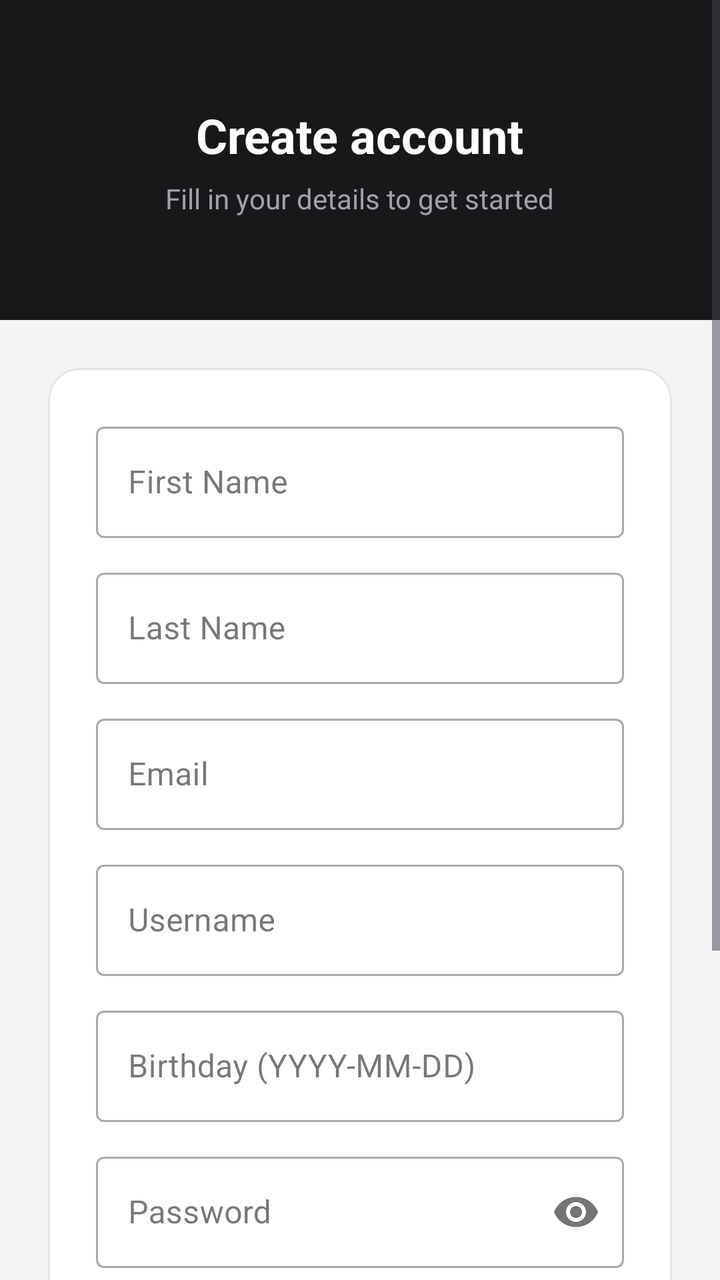
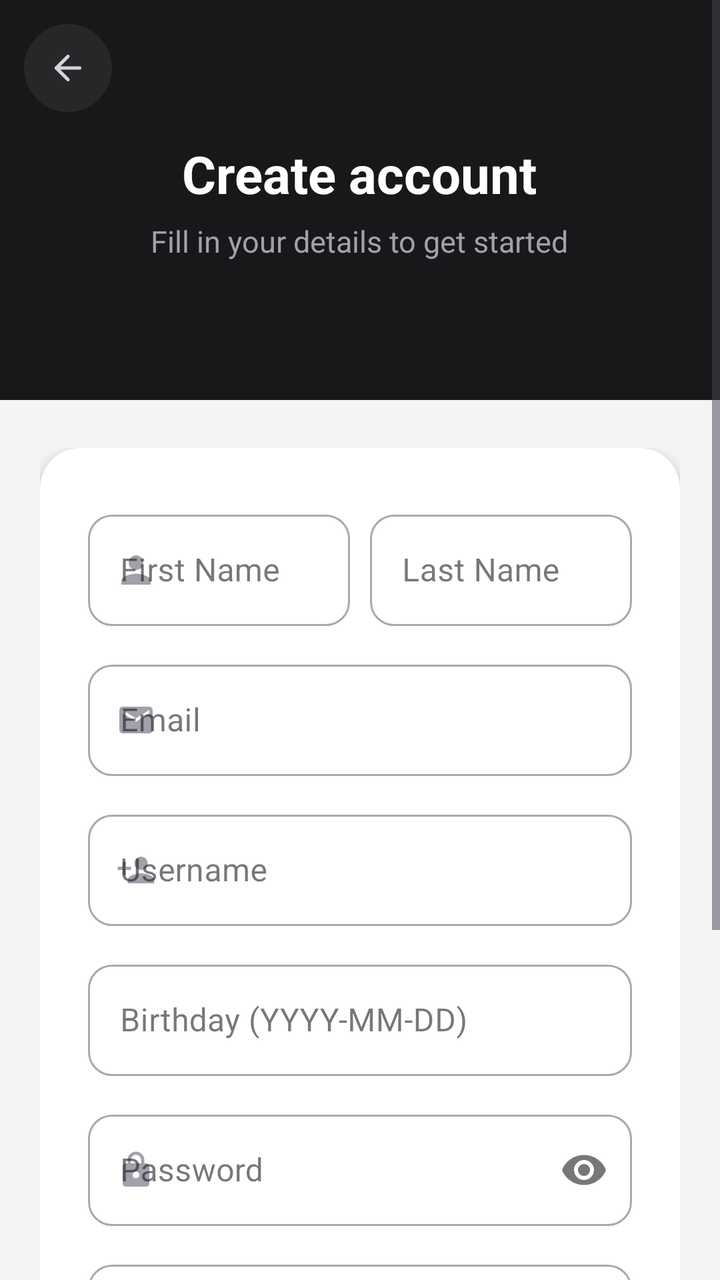

Compare the two renders of this Android layout. The source of the first and the diff that turns it into the second are given below.
<!-- AndroidManifest.xml: application theme Theme.LoanBuddy -->
<!-- res/layout/activity_register.xml -->
<?xml version="1.0" encoding="utf-8"?>
<ScrollView xmlns:android="http://schemas.android.com/apk/res/android"
    xmlns:app="http://schemas.android.com/apk/res-auto"
    android:id="@+id/register_container"
    android:layout_width="match_parent"
    android:layout_height="match_parent"
    android:background="@color/bg_page"
    android:fillViewport="true">

    <LinearLayout
        android:layout_width="match_parent"
        android:layout_height="wrap_content"
        android:orientation="vertical">

        
        <LinearLayout
            android:layout_width="match_parent"
            android:layout_height="160dp"
            android:background="@color/zinc_900"
            android:gravity="center"
            android:orientation="vertical"
            android:paddingHorizontal="24dp">

            <TextView
                android:layout_width="wrap_content"
                android:layout_height="wrap_content"
                android:text="@string/register_title"
                android:textColor="@color/white"
                android:textSize="24sp"
                android:textStyle="bold" />

            <TextView
                android:layout_width="wrap_content"
                android:layout_height="wrap_content"
                android:layout_marginTop="6dp"
                android:text="@string/register_subtitle"
                android:textColor="@color/zinc_400"
                android:textSize="14sp" />
        </LinearLayout>

        
        <LinearLayout
            android:layout_width="match_parent"
            android:layout_height="wrap_content"
            android:orientation="vertical"
            android:padding="24dp">

            <com.google.android.material.card.MaterialCardView
                android:layout_width="match_parent"
                android:layout_height="wrap_content"
                app:cardBackgroundColor="@color/bg_card"
                app:cardCornerRadius="16dp"
                app:cardElevation="0dp"
                app:strokeColor="@color/zinc_200"
                app:strokeWidth="1dp">

                <LinearLayout
                    android:layout_width="match_parent"
                    android:layout_height="wrap_content"
                    android:orientation="vertical"
                    android:padding="24dp">

                    <com.google.android.material.textfield.TextInputLayout
                        android:layout_width="match_parent"
                        android:layout_height="wrap_content"
                        style="@style/Widget.MaterialComponents.TextInputLayout.OutlinedBox">
                        <com.google.android.material.textfield.TextInputEditText
                            android:id="@+id/first_name_input"
                            android:layout_width="match_parent"
                            android:layout_height="wrap_content"
                            android:hint="@string/first_name_hint"
                            android:inputType="textPersonName" />
                    </com.google.android.material.textfield.TextInputLayout>

                    <com.google.android.material.textfield.TextInputLayout
                        android:layout_width="match_parent"
                        android:layout_height="wrap_content"
                        android:layout_marginTop="12dp"
                        style="@style/Widget.MaterialComponents.TextInputLayout.OutlinedBox">
                        <com.google.android.material.textfield.TextInputEditText
                            android:id="@+id/last_name_input"
                            android:layout_width="match_parent"
                            android:layout_height="wrap_content"
                            android:hint="@string/last_name_hint"
                            android:inputType="textPersonName" />
                    </com.google.android.material.textfield.TextInputLayout>

                    <com.google.android.material.textfield.TextInputLayout
                        android:layout_width="match_parent"
                        android:layout_height="wrap_content"
                        android:layout_marginTop="12dp"
                        style="@style/Widget.MaterialComponents.TextInputLayout.OutlinedBox">
                        <com.google.android.material.textfield.TextInputEditText
                            android:id="@+id/email_input"
                            android:layout_width="match_parent"
                            android:layout_height="wrap_content"
                            android:hint="@string/email_hint"
                            android:inputType="textEmailAddress" />
                    </com.google.android.material.textfield.TextInputLayout>

                    <com.google.android.material.textfield.TextInputLayout
                        android:layout_width="match_parent"
                        android:layout_height="wrap_content"
                        android:layout_marginTop="12dp"
                        style="@style/Widget.MaterialComponents.TextInputLayout.OutlinedBox">
                        <com.google.android.material.textfield.TextInputEditText
                            android:id="@+id/username_input"
                            android:layout_width="match_parent"
                            android:layout_height="wrap_content"
                            android:hint="@string/username_hint"
                            android:inputType="text" />
                    </com.google.android.material.textfield.TextInputLayout>

                    <com.google.android.material.textfield.TextInputLayout
                        android:layout_width="match_parent"
                        android:layout_height="wrap_content"
                        android:layout_marginTop="12dp"
                        style="@style/Widget.MaterialComponents.TextInputLayout.OutlinedBox">
                        <com.google.android.material.textfield.TextInputEditText
                            android:id="@+id/birthday_input"
                            android:layout_width="match_parent"
                            android:layout_height="wrap_content"
                            android:hint="@string/birthday_hint"
                            android:inputType="date" />
                    </com.google.android.material.textfield.TextInputLayout>

                    <com.google.android.material.textfield.TextInputLayout
                        android:layout_width="match_parent"
                        android:layout_height="wrap_content"
                        android:layout_marginTop="12dp"
                        style="@style/Widget.MaterialComponents.TextInputLayout.OutlinedBox"
                        app:passwordToggleEnabled="true">
                        <com.google.android.material.textfield.TextInputEditText
                            android:id="@+id/password_input"
                            android:layout_width="match_parent"
                            android:layout_height="wrap_content"
                            android:hint="@string/password_hint"
                            android:inputType="textPassword" />
                    </com.google.android.material.textfield.TextInputLayout>

                    <com.google.android.material.textfield.TextInputLayout
                        android:layout_width="match_parent"
                        android:layout_height="wrap_content"
                        android:layout_marginTop="12dp"
                        style="@style/Widget.MaterialComponents.TextInputLayout.OutlinedBox"
                        app:passwordToggleEnabled="true">
                        <com.google.android.material.textfield.TextInputEditText
                            android:id="@+id/confirm_password_input"
                            android:layout_width="match_parent"
                            android:layout_height="wrap_content"
                            android:hint="@string/confirm_password_hint"
                            android:inputType="textPassword" />
                    </com.google.android.material.textfield.TextInputLayout>

                    <ProgressBar
                        android:id="@+id/progress_bar"
                        android:layout_width="wrap_content"
                        android:layout_height="wrap_content"
                        android:layout_gravity="center"
                        android:layout_marginTop="12dp"
                        android:visibility="gone" />

                    <Button
                        android:id="@+id/register_button"
                        android:layout_width="match_parent"
                        android:layout_height="52dp"
                        android:layout_marginTop="16dp"
                        android:backgroundTint="@color/zinc_900"
                        android:text="@string/register_button"
                        android:textColor="@color/white"
                        android:textSize="15sp"
                        android:textStyle="bold" />

                    <TextView
                        android:id="@+id/login_link"
                        android:layout_width="wrap_content"
                        android:layout_height="wrap_content"
                        android:layout_gravity="center"
                        android:layout_marginTop="20dp"
                        android:text="@string/have_account_login"
                        android:textSize="14sp"
                        android:textColor="@color/zinc_700" />

                </LinearLayout>
            </com.google.android.material.card.MaterialCardView>

        </LinearLayout>
    </LinearLayout>
</ScrollView>
<!-- resources referenced by this layout -->
<resources>
  <color name="bg_card">#FFFFFF</color>
  <color name="bg_page">#F4F4F5</color>
  <color name="white">#FFFFFFFF</color>
  <color name="zinc_200">#E4E4E7</color>
  <color name="zinc_400">#A1A1AA</color>
  <color name="zinc_700">#3F3F46</color>
  <color name="zinc_900">#18181B</color>
  <string name="email_hint">Email</string>
  <string name="password_hint">Password</string>
  <string name="username_hint">Username</string>
  <!-- unchanged entries left out for length: 10 -->
</resources>

<!-- the commit's change to res/layout/activity_register.xml (unified diff, before → after) -->
@@ -4,7 +4,7 @@
     android:id="@+id/register_container"
     android:layout_width="match_parent"
     android:layout_height="match_parent"
-    android:background="@color/bg_page"
+    android:background="@color/zinc_100"
     android:fillViewport="true">
 
     <LinearLayout
@@ -13,163 +13,255 @@
         android:orientation="vertical">
 
         
-        <LinearLayout
+        <FrameLayout
             android:layout_width="match_parent"
-            android:layout_height="160dp"
-            android:background="@color/zinc_900"
-            android:gravity="center"
-            android:orientation="vertical"
-            android:paddingHorizontal="24dp">
-
-            <TextView
-                android:layout_width="wrap_content"
-                android:layout_height="wrap_content"
-                android:text="@string/register_title"
-                android:textColor="@color/white"
-                android:textSize="24sp"
-                android:textStyle="bold" />
-
-            <TextView
-                android:layout_width="wrap_content"
-                android:layout_height="wrap_content"
-                android:layout_marginTop="6dp"
-                android:text="@string/register_subtitle"
-                android:textColor="@color/zinc_400"
-                android:textSize="14sp" />
-        </LinearLayout>
+            android:layout_height="200dp"
+            android:background="@color/zinc_900">
+
+            <ImageButton
+                android:id="@+id/back_button"
+                android:layout_width="44dp"
+                android:layout_height="44dp"
+                android:layout_gravity="start|top"
+                android:layout_margin="12dp"
+                android:background="@drawable/bg_logo_circle"
+                android:src="@drawable/ic_arrow_left"
+                android:tint="@color/zinc_300"
+                android:contentDescription="Back" />
+
+            <LinearLayout
+                android:layout_width="match_parent"
+                android:layout_height="match_parent"
+                android:gravity="center"
+                android:orientation="vertical"
+                android:paddingHorizontal="32dp">
+
+                <TextView
+                    android:layout_width="wrap_content"
+                    android:layout_height="wrap_content"
+                    android:text="@string/register_title"
+                    android:textColor="@color/white"
+                    android:textSize="26sp"
+                    android:textStyle="bold" />
+
+                <TextView
+                    android:layout_width="wrap_content"
+                    android:layout_height="wrap_content"
+                    android:layout_marginTop="6dp"
+                    android:text="@string/register_subtitle"
+                    android:textColor="@color/zinc_400"
+                    android:textSize="15sp" />
+
+            </LinearLayout>
+        </FrameLayout>
 
         
         <LinearLayout
             android:layout_width="match_parent"
             android:layout_height="wrap_content"
             android:orientation="vertical"
-            android:padding="24dp">
+            android:paddingHorizontal="20dp"
+            android:paddingTop="24dp"
+            android:paddingBottom="40dp">
 
             <com.google.android.material.card.MaterialCardView
                 android:layout_width="match_parent"
                 android:layout_height="wrap_content"
-                app:cardBackgroundColor="@color/bg_card"
-                app:cardCornerRadius="16dp"
-                app:cardElevation="0dp"
-                app:strokeColor="@color/zinc_200"
-                app:strokeWidth="1dp">
+                app:cardBackgroundColor="@color/white"
+                app:cardCornerRadius="20dp"
+                app:cardElevation="4dp"
+                app:strokeWidth="0dp">
 
                 <LinearLayout
                     android:layout_width="match_parent"
                     android:layout_height="wrap_content"
                     android:orientation="vertical"
-                    android:padding="24dp">
-
-                    <com.google.android.material.textfield.TextInputLayout
-                        android:layout_width="match_parent"
-                        android:layout_height="wrap_content"
-                        style="@style/Widget.MaterialComponents.TextInputLayout.OutlinedBox">
-                        <com.google.android.material.textfield.TextInputEditText
-                            android:id="@+id/first_name_input"
-                            android:layout_width="match_parent"
-                            android:layout_height="wrap_content"
-                            android:hint="@string/first_name_hint"
-                            android:inputType="textPersonName" />
-                    </com.google.android.material.textfield.TextInputLayout>
-
-                    <com.google.android.material.textfield.TextInputLayout
-                        android:layout_width="match_parent"
-                        android:layout_height="wrap_content"
-                        android:layout_marginTop="12dp"
-                        style="@style/Widget.MaterialComponents.TextInputLayout.OutlinedBox">
-                        <com.google.android.material.textfield.TextInputEditText
-                            android:id="@+id/last_name_input"
-                            android:layout_width="match_parent"
-                            android:layout_height="wrap_content"
-                            android:hint="@string/last_name_hint"
-                            android:inputType="textPersonName" />
-                    </com.google.android.material.textfield.TextInputLayout>
-
-                    <com.google.android.material.textfield.TextInputLayout
-                        android:layout_width="match_parent"
-                        android:layout_height="wrap_content"
-                        android:layout_marginTop="12dp"
-                        style="@style/Widget.MaterialComponents.TextInputLayout.OutlinedBox">
+                    android:paddingHorizontal="24dp"
+                    android:paddingTop="28dp"
+                    android:paddingBottom="24dp">
+
+                    
+                    <LinearLayout
+                        android:layout_width="match_parent"
+                        android:layout_height="wrap_content"
+                        android:orientation="horizontal">
+
+                        <com.google.android.material.textfield.TextInputLayout
+                            android:layout_width="0dp"
+                            android:layout_height="wrap_content"
+                            android:layout_weight="1"
+                            style="@style/Widget.MaterialComponents.TextInputLayout.OutlinedBox"
+                            app:startIconDrawable="@drawable/ic_user"
+                            app:startIconTint="@color/zinc_400"
+                            app:boxCornerRadiusTopStart="12dp"
+                            app:boxCornerRadiusTopEnd="12dp"
+                            app:boxCornerRadiusBottomStart="12dp"
+                            app:boxCornerRadiusBottomEnd="12dp">
+                            <com.google.android.material.textfield.TextInputEditText
+                                android:id="@+id/first_name_input"
+                                android:layout_width="match_parent"
+                                android:layout_height="wrap_content"
+                                android:hint="@string/first_name_hint"
+                                android:inputType="textPersonName"
+                                android:imeOptions="actionNext"
+                                android:singleLine="true" />
+                        </com.google.android.material.textfield.TextInputLayout>
+
+                        <com.google.android.material.textfield.TextInputLayout
+                            android:layout_width="0dp"
+                            android:layout_height="wrap_content"
+                            android:layout_weight="1"
+                            android:layout_marginStart="10dp"
+                            style="@style/Widget.MaterialComponents.TextInputLayout.OutlinedBox"
+                            app:boxCornerRadiusTopStart="12dp"
+                            app:boxCornerRadiusTopEnd="12dp"
+                            app:boxCornerRadiusBottomStart="12dp"
+                            app:boxCornerRadiusBottomEnd="12dp">
+                            <com.google.android.material.textfield.TextInputEditText
+                                android:id="@+id/last_name_input"
+                                android:layout_width="match_parent"
+                                android:layout_height="wrap_content"
+                                android:hint="@string/last_name_hint"
+                                android:inputType="textPersonName"
+                                android:imeOptions="actionNext"
+                                android:singleLine="true" />
+                        </com.google.android.material.textfield.TextInputLayout>
+
+                    </LinearLayout>
+
+                    
+                    <com.google.android.material.textfield.TextInputLayout
+                        android:layout_width="match_parent"
+                        android:layout_height="wrap_content"
+                        android:layout_marginTop="14dp"
+                        style="@style/Widget.MaterialComponents.TextInputLayout.OutlinedBox"
+                        app:startIconDrawable="@drawable/ic_email"
+                        app:startIconTint="@color/zinc_400"
+                        app:boxCornerRadiusTopStart="12dp"
+                        app:boxCornerRadiusTopEnd="12dp"
+                        app:boxCornerRadiusBottomStart="12dp"
+                        app:boxCornerRadiusBottomEnd="12dp">
                         <com.google.android.material.textfield.TextInputEditText
                             android:id="@+id/email_input"
                             android:layout_width="match_parent"
                             android:layout_height="wrap_content"
                             android:hint="@string/email_hint"
-                            android:inputType="textEmailAddress" />
-                    </com.google.android.material.textfield.TextInputLayout>
-
-                    <com.google.android.material.textfield.TextInputLayout
-                        android:layout_width="match_parent"
-                        android:layout_height="wrap_content"
-                        android:layout_marginTop="12dp"
-                        style="@style/Widget.MaterialComponents.TextInputLayout.OutlinedBox">
+                            android:inputType="textEmailAddress"
+                            android:imeOptions="actionNext"
+                            android:singleLine="true" />
+                    </com.google.android.material.textfield.TextInputLayout>
+
+                    
+                    <com.google.android.material.textfield.TextInputLayout
+                        android:layout_width="match_parent"
+                        android:layout_height="wrap_content"
+                        android:layout_marginTop="14dp"
+                        style="@style/Widget.MaterialComponents.TextInputLayout.OutlinedBox"
+                        app:startIconDrawable="@drawable/ic_person_add"
+                        app:startIconTint="@color/zinc_400"
+                        app:boxCornerRadiusTopStart="12dp"
+                        app:boxCornerRadiusTopEnd="12dp"
+                        app:boxCornerRadiusBottomStart="12dp"
+                        app:boxCornerRadiusBottomEnd="12dp">
                         <com.google.android.material.textfield.TextInputEditText
                             android:id="@+id/username_input"
                             android:layout_width="match_parent"
                             android:layout_height="wrap_content"
                             android:hint="@string/username_hint"
-                            android:inputType="text" />
-                    </com.google.android.material.textfield.TextInputLayout>
-
-                    <com.google.android.material.textfield.TextInputLayout
-                        android:layout_width="match_parent"
-                        android:layout_height="wrap_content"
-                        android:layout_marginTop="12dp"
-                        style="@style/Widget.MaterialComponents.TextInputLayout.OutlinedBox">
+                            android:inputType="text"
+                            android:imeOptions="actionNext"
+                            android:singleLine="true" />
+                    </com.google.android.material.textfield.TextInputLayout>
+
+                    
+                    <com.google.android.material.textfield.TextInputLayout
+                        android:layout_width="match_parent"
+                        android:layout_height="wrap_content"
+                        android:layout_marginTop="14dp"
+                        style="@style/Widget.MaterialComponents.TextInputLayout.OutlinedBox"
+                        app:boxCornerRadiusTopStart="12dp"
+                        app:boxCornerRadiusTopEnd="12dp"
+                        app:boxCornerRadiusBottomStart="12dp"
+                        app:boxCornerRadiusBottomEnd="12dp">
                         <com.google.android.material.textfield.TextInputEditText
                             android:id="@+id/birthday_input"
                             android:layout_width="match_parent"
                             android:layout_height="wrap_content"
                             android:hint="@string/birthday_hint"
-                            android:inputType="date" />
-                    </com.google.android.material.textfield.TextInputLayout>
-
-                    <com.google.android.material.textfield.TextInputLayout
-                        android:layout_width="match_parent"
-                        android:layout_height="wrap_content"
-                        android:layout_marginTop="12dp"
-                        style="@style/Widget.MaterialComponents.TextInputLayout.OutlinedBox"
-                        app:passwordToggleEnabled="true">
+                            android:inputType="date"
+                            android:imeOptions="actionNext"
+                            android:singleLine="true" />
+                    </com.google.android.material.textfield.TextInputLayout>
+
+                    
+                    <com.google.android.material.textfield.TextInputLayout
+                        android:layout_width="match_parent"
+                        android:layout_height="wrap_content"
+                        android:layout_marginTop="14dp"
+                        style="@style/Widget.MaterialComponents.TextInputLayout.OutlinedBox"
+                        app:startIconDrawable="@drawable/ic_lock"
+                        app:startIconTint="@color/zinc_400"
+                        app:endIconMode="password_toggle"
+                        app:boxCornerRadiusTopStart="12dp"
+                        app:boxCornerRadiusTopEnd="12dp"
+                        app:boxCornerRadiusBottomStart="12dp"
+                        app:boxCornerRadiusBottomEnd="12dp">
                         <com.google.android.material.textfield.TextInputEditText
                             android:id="@+id/password_input"
                             android:layout_width="match_parent"
                             android:layout_height="wrap_content"
                             android:hint="@string/password_hint"
-                            android:inputType="textPassword" />
-                    </com.google.android.material.textfield.TextInputLayout>
-
-                    <com.google.android.material.textfield.TextInputLayout
-                        android:layout_width="match_parent"
-                        android:layout_height="wrap_content"
-                        android:layout_marginTop="12dp"
-                        style="@style/Widget.MaterialComponents.TextInputLayout.OutlinedBox"
-                        app:passwordToggleEnabled="true">
+                            android:inputType="textPassword"
+                            android:imeOptions="actionNext"
+                            android:singleLine="true" />
+                    </com.google.android.material.textfield.TextInputLayout>
+
+                    
+                    <com.google.android.material.textfield.TextInputLayout
+                        android:layout_width="match_parent"
+                        android:layout_height="wrap_content"
+                        android:layout_marginTop="14dp"
+                        style="@style/Widget.MaterialComponents.TextInputLayout.OutlinedBox"
+                        app:startIconDrawable="@drawable/ic_lock"
+                        app:startIconTint="@color/zinc_400"
+                        app:endIconMode="password_toggle"
+                        app:boxCornerRadiusTopStart="12dp"
+                        app:boxCornerRadiusTopEnd="12dp"
+                        app:boxCornerRadiusBottomStart="12dp"
+                        app:boxCornerRadiusBottomEnd="12dp">
                         <com.google.android.material.textfield.TextInputEditText
                             android:id="@+id/confirm_password_input"
                             android:layout_width="match_parent"
                             android:layout_height="wrap_content"
                             android:hint="@string/confirm_password_hint"
-                            android:inputType="textPassword" />
-                    </com.google.android.material.textfield.TextInputLayout>
-
-                    <ProgressBar
-                        android:id="@+id/progress_bar"
-                        android:layout_width="wrap_content"
-                        android:layout_height="wrap_content"
-                        android:layout_gravity="center"
-                        android:layout_marginTop="12dp"
-                        android:visibility="gone" />
-
-                    <Button
-                        android:id="@+id/register_button"
+                            android:inputType="textPassword"
+                            android:imeOptions="actionDone"
+                            android:singleLine="true" />
+                    </com.google.android.material.textfield.TextInputLayout>
+
+                    
+                    <FrameLayout
                         android:layout_width="match_parent"
                         android:layout_height="52dp"
-                        android:layout_marginTop="16dp"
-                        android:backgroundTint="@color/zinc_900"
-                        android:text="@string/register_button"
-                        android:textColor="@color/white"
-                        android:textSize="15sp"
-                        android:textStyle="bold" />
+                        android:layout_marginTop="22dp">
+
+                        <Button
+                            android:id="@+id/register_button"
+                            android:layout_width="match_parent"
+                            android:layout_height="match_parent"
+                            style="@style/Btn.Primary"
+                            android:text="@string/register_button"
+                            android:textSize="15sp" />
+
+                        <ProgressBar
+                            android:id="@+id/progress_bar"
+                            android:layout_width="28dp"
+                            android:layout_height="28dp"
+                            android:layout_gravity="center"
+                            android:visibility="gone"
+                            android:indeterminateTint="@color/white" />
+
+                    </FrameLayout>
 
                     <TextView
                         android:id="@+id/login_link"
@@ -177,9 +269,10 @@
                         android:layout_height="wrap_content"
                         android:layout_gravity="center"
                         android:layout_marginTop="20dp"
+                        android:paddingVertical="8dp"
                         android:text="@string/have_account_login"
                         android:textSize="14sp"
-                        android:textColor="@color/zinc_700" />
+                        android:textColor="@color/zinc_600" />
 
                 </LinearLayout>
             </com.google.android.material.card.MaterialCardView>
<!-- resource entries referenced after the edit -->
@@ -1,15 +1,94 @@
 <!-- resources referenced by this layout -->
 <resources>
-  <color name="bg_card">#FFFFFF</color>
-  <color name="bg_page">#F4F4F5</color>
   <color name="white">#FFFFFFFF</color>
-  <color name="zinc_200">#E4E4E7</color>
+  <color name="zinc_100">#F4F4F5</color>
+  <color name="zinc_300">#D4D4D8</color>
   <color name="zinc_400">#A1A1AA</color>
-  <color name="zinc_700">#3F3F46</color>
+  <color name="zinc_600">#52525B</color>
   <color name="zinc_900">#18181B</color>
+  <!-- drawable bg_logo_circle (drawable) -->
+  <?xml version="1.0" encoding="utf-8"?>
+  <shape xmlns:android="http://schemas.android.com/apk/res/android"
+      android:shape="oval">
+      <solid android:color="#27272A" />
+  </shape>
+  <!-- drawable ic_arrow_left (drawable) -->
+  <?xml version="1.0" encoding="utf-8"?>
+  <vector xmlns:android="http://schemas.android.com/apk/res/android"
+      android:width="20dp"
+      android:height="20dp"
+      android:viewportWidth="24"
+      android:viewportHeight="24">
+      <path
+          android:pathData="M19,12H5"
+          android:strokeWidth="2"
+          android:strokeColor="#18181B"
+          android:strokeLineCap="round"
+          android:strokeLineJoin="round" />
+      <path
+          android:pathData="M12,19L5,12L12,5"
+          android:strokeWidth="2"
+          android:strokeColor="#18181B"
+          android:strokeLineCap="round"
+          android:strokeLineJoin="round" />
+  </vector>
+  <!-- drawable ic_email (drawable) -->
+  <?xml version="1.0" encoding="utf-8"?>
+  <vector xmlns:android="http://schemas.android.com/apk/res/android"
+      android:width="20dp"
+      android:height="20dp"
+      android:viewportWidth="24"
+      android:viewportHeight="24">
+      <path
+          android:pathData="M20,4H4C2.9,4 2.01,4.9 2.01,6L2,18C2,19.1 2.9,20 4,20H20C21.1,20 22,19.1 22,18V6C22,4.9 21.1,4 20,4ZM20,8L12,13L4,8V6L12,11L20,6V8Z"
+          android:fillColor="#71717A" />
+  </vector>
+  <!-- drawable ic_lock (drawable) -->
+  <?xml version="1.0" encoding="utf-8"?>
+  <vector xmlns:android="http://schemas.android.com/apk/res/android"
+      android:width="20dp"
+      android:height="20dp"
+      android:viewportWidth="24"
+      android:viewportHeight="24">
+      <path
+          android:pathData="M18,8H17V6C17,3.24 14.76,1 12,1C9.24,1 7,3.24 7,6V8H6C4.9,8 4,8.9 4,10V20C4,21.1 4.9,22 6,22H18C19.1,22 20,21.1 20,20V10C20,8.9 19.1,8 18,8ZM12,17C10.9,17 10,16.1 10,15C10,13.9 10.9,13 12,13C13.1,13 14,13.9 14,15C14,16.1 13.1,17 12,17ZM15.1,8H8.9V6C8.9,4.29 10.29,2.9 12,2.9C13.71,2.9 15.1,4.29 15.1,6V8Z"
+          android:fillColor="#71717A" />
+  </vector>
+  <!-- drawable ic_person_add (drawable) -->
+  <?xml version="1.0" encoding="utf-8"?>
+  <vector xmlns:android="http://schemas.android.com/apk/res/android"
+      android:width="20dp"
+      android:height="20dp"
+      android:viewportWidth="24"
+      android:viewportHeight="24">
+      <path
+          android:pathData="M15,12C17.21,12 19,10.21 19,8C19,5.79 17.21,4 15,4C12.79,4 11,5.79 11,8C11,10.21 12.79,12 15,12ZM6,10V7H4V10H1V12H4V15H6V12H9V10H6ZM15,14C12.33,14 7,15.34 7,18V20H23V18C23,15.34 17.67,14 15,14Z"
+          android:fillColor="#18181B" />
+  </vector>
+  <!-- drawable ic_user (drawable) -->
+  <?xml version="1.0" encoding="utf-8"?>
+  <vector xmlns:android="http://schemas.android.com/apk/res/android"
+      android:width="22dp"
+      android:height="22dp"
+      android:viewportWidth="24"
+      android:viewportHeight="24">
+      <path
+          android:pathData="M12,12C14.21,12 16,10.21 16,8C16,5.79 14.21,4 12,4C9.79,4 8,5.79 8,8C8,10.21 9.79,12 12,12ZM12,14C9.33,14 4,15.34 4,18V20H20V18C20,15.34 14.67,14 12,14Z"
+          android:fillColor="@color/zinc_500" />
+  </vector>
   <string name="email_hint">Email</string>
   <string name="password_hint">Password</string>
   <string name="username_hint">Username</string>
+  <style name="Btn.Primary" parent="Widget.MaterialComponents.Button">
+          <item name="android:insetTop">0dp</item>
+          <item name="android:insetBottom">0dp</item>
+          <item name="android:textSize">14sp</item>
+          <item name="android:textStyle">bold</item>
+          <item name="backgroundTint">@color/zinc_900</item>
+          <item name="android:textColor">@color/white</item>
+          <item name="cornerRadius">10dp</item>
+      </style>
+  <color name="zinc_500">#71717A</color>
   <!-- unchanged entries left out for length: 10 -->
 </resources>
 
